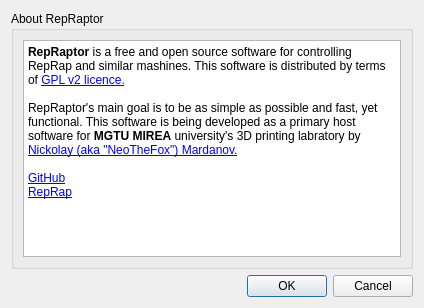
Above: aboutwindow.ui from NeoTheFox/RepRaptor before the change. Below: the same form after it.
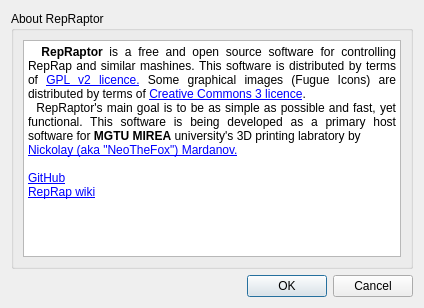
That is the form after the change. Icons and pictures are not drawn.

Commit message: Updated UI and added asymetric step selection

Patch:
```diff
--- a/aboutwindow.ui
+++ b/aboutwindow.ui
@@ -34,13 +34,12 @@
 p, li { white-space: pre-wrap; }
 &lt;/style&gt;&lt;/head&gt;&lt;body style=&quot; font-family:'Sans Serif'; font-size:9pt; font-weight:400; font-style:normal;&quot;&gt;
 &lt;p align=&quot;center&quot; style=&quot; margin-top:0px; margin-bottom:0px; margin-left:0px; margin-right:0px; -qt-block-indent:0; text-indent:0px;&quot;&gt;&lt;img src=&quot;:/icons/logo.png&quot; /&gt;&lt;/p&gt;
-&lt;p style=&quot; margin-top:0px; margin-bottom:0px; margin-left:0px; margin-right:0px; -qt-block-indent:0; text-indent:0px;&quot;&gt;&lt;span style=&quot; font-weight:600;&quot;&gt;RepRaptor&lt;/span&gt; is a free and open source software for controlling RepRap and similar mashines. This software is distributed by terms of &lt;a href=&quot;https://www.gnu.org/licenses/gpl-2.0.html&quot;&gt;&lt;span style=&quot; text-decoration: underline; color:#0000ff;&quot;&gt;GPL v2 licence.&lt;/span&gt;&lt;/a&gt;&lt;/p&gt;
-&lt;p style=&quot;-qt-paragraph-type:empty; margin-top:0px; margin-bottom:0px; margin-left:0px; margin-right:0px; -qt-block-indent:0; text-indent:0px; text-decoration: underline; color:#0000ff;&quot;&gt;&lt;br /&gt;&lt;/p&gt;
-&lt;p style=&quot; margin-top:0px; margin-bottom:0px; margin-left:0px; margin-right:0px; -qt-block-indent:0; text-indent:0px;&quot;&gt;RepRaptor's main goal is to be as simple as possible and fast, yet functional. This software is being developed as a primary host software for &lt;span style=&quot; font-weight:600;&quot;&gt;MGTU MIREA&lt;/span&gt; university's 3D printing labratory by&lt;/p&gt;
-&lt;p style=&quot; margin-top:0px; margin-bottom:0px; margin-left:0px; margin-right:0px; -qt-block-indent:0; text-indent:0px;&quot;&gt;&lt;a href=&quot;mailto:repraptor-dev@repraptor.33mail.com&quot;&gt;&lt;span style=&quot; text-decoration: underline; color:#0000ff;&quot;&gt;Nickolay (aka &amp;quot;NeoTheFox&amp;quot;) Mardanov.&lt;/span&gt;&lt;/a&gt;&lt;/p&gt;
+&lt;p align=&quot;justify&quot; style=&quot; margin-top:0px; margin-bottom:0px; margin-left:0px; margin-right:0px; -qt-block-indent:0; text-indent:0px;&quot;&gt;&lt;span style=&quot; font-weight:600;&quot;&gt;  RepRaptor&lt;/span&gt; is a free and open source software for controlling RepRap and similar mashines. This software is distributed by terms of &lt;a href=&quot;https://www.gnu.org/licenses/gpl-2.0.html&quot;&gt;&lt;span style=&quot; text-decoration: underline; color:#0000ff;&quot;&gt;GPL v2 licence.&lt;/span&gt;&lt;/a&gt; Some graphical images (Fugue Icons) are distributed by terms of &lt;a href=&quot;https://creativecommons.org/licenses/by/3.0/deed.ru&quot;&gt;&lt;span style=&quot; text-decoration: underline; color:#0000ff;&quot;&gt;Creative Commons 3 licence&lt;/span&gt;&lt;/a&gt;.&lt;/p&gt;
+&lt;p align=&quot;justify&quot; style=&quot; margin-top:0px; margin-bottom:0px; margin-left:0px; margin-right:0px; -qt-block-indent:0; text-indent:0px;&quot;&gt;  RepRaptor's main goal is to be as simple as possible and fast, yet functional. This software is being developed as a primary host software for &lt;span style=&quot; font-weight:600;&quot;&gt;MGTU MIREA&lt;/span&gt; university's 3D printing labratory by&lt;/p&gt;
+&lt;p align=&quot;justify&quot; style=&quot; margin-top:0px; margin-bottom:0px; margin-left:0px; margin-right:0px; -qt-block-indent:0; text-indent:0px;&quot;&gt;&lt;a href=&quot;mailto:repraptor-dev@repraptor.33mail.com&quot;&gt;&lt;span style=&quot; text-decoration: underline; color:#0000ff;&quot;&gt;Nickolay (aka &amp;quot;NeoTheFox&amp;quot;) Mardanov.&lt;/span&gt;&lt;/a&gt;&lt;/p&gt;
 &lt;p style=&quot;-qt-paragraph-type:empty; margin-top:0px; margin-bottom:0px; margin-left:0px; margin-right:0px; -qt-block-indent:0; text-indent:0px;&quot;&gt;&lt;br /&gt;&lt;/p&gt;
 &lt;p style=&quot; margin-top:0px; margin-bottom:0px; margin-left:0px; margin-right:0px; -qt-block-indent:0; text-indent:0px;&quot;&gt;&lt;a href=&quot;https://github.com/NeoTheFox/RepRaptor&quot;&gt;&lt;span style=&quot; text-decoration: underline; color:#0000ff;&quot;&gt;GitHub&lt;/span&gt;&lt;/a&gt;&lt;/p&gt;
-&lt;p style=&quot; margin-top:0px; margin-bottom:0px; margin-left:0px; margin-right:0px; -qt-block-indent:0; text-indent:0px;&quot;&gt;&lt;a href=&quot;http://www.reprap.org&quot;&gt;&lt;span style=&quot; text-decoration: underline; color:#0000ff;&quot;&gt;RepRap&lt;/span&gt;&lt;/a&gt;&lt;/p&gt;
+&lt;p style=&quot; margin-top:0px; margin-bottom:0px; margin-left:0px; margin-right:0px; -qt-block-indent:0; text-indent:0px;&quot;&gt;&lt;a href=&quot;http://www.reprap.org&quot;&gt;&lt;span style=&quot; text-decoration: underline; color:#0000ff;&quot;&gt;RepRap wiki&lt;/span&gt;&lt;/a&gt;&lt;/p&gt;
 &lt;p style=&quot;-qt-paragraph-type:empty; margin-top:0px; margin-bottom:0px; margin-left:0px; margin-right:0px; -qt-block-indent:0; text-indent:0px; text-decoration: underline; color:#0000ff;&quot;&gt;&lt;br /&gt;&lt;/p&gt;
 &lt;p style=&quot;-qt-paragraph-type:empty; margin-top:0px; margin-bottom:0px; margin-left:0px; margin-right:0px; -qt-block-indent:0; text-indent:0px; text-decoration: underline; color:#0000ff;&quot;&gt;&lt;br /&gt;&lt;/p&gt;&lt;/body&gt;&lt;/html&gt;</string>
         </property>
```
The commit also changes 7 other files.
